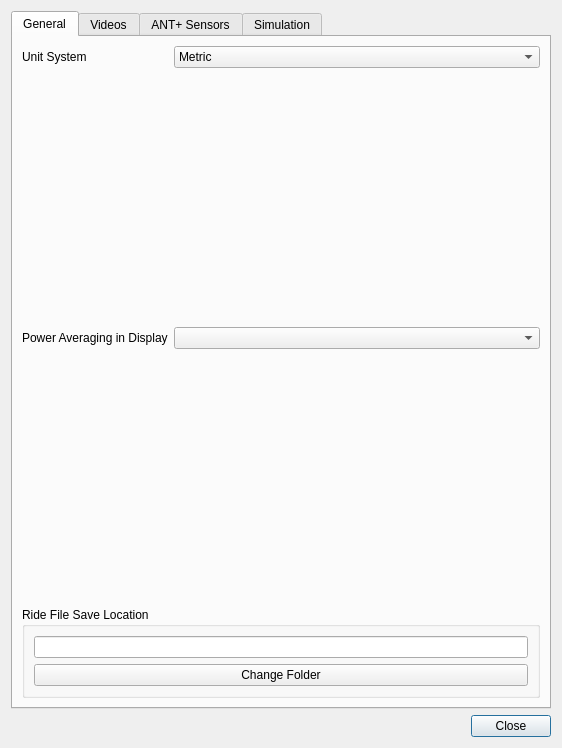
Qt form mainlib/maingui/settingsdialog.ui (rsippl/big-ring) before a commit.
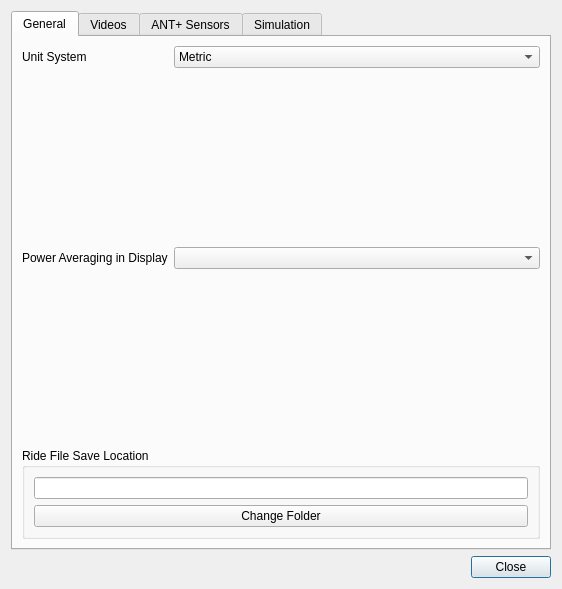
The same form after that commit.

Commit message: Made settings dialog less tall, to fit on smaller screens.

Diff of the .ui file:
```diff
--- a/mainlib/maingui/settingsdialog.ui
+++ b/mainlib/maingui/settingsdialog.ui
@@ -9,8 +9,8 @@
    <rect>
     <x>0</x>
     <y>0</y>
-    <width>560</width>
-    <height>748</height>
+    <width>556</width>
+    <height>589</height>
    </rect>
   </property>
   <property name="sizePolicy">
```
